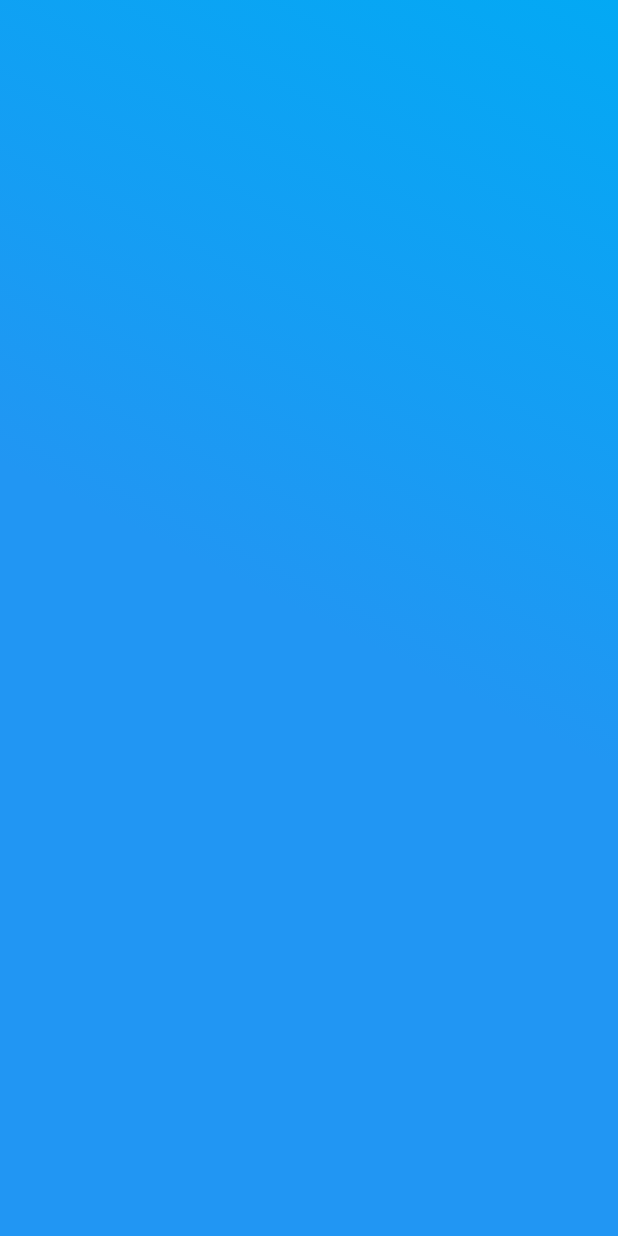
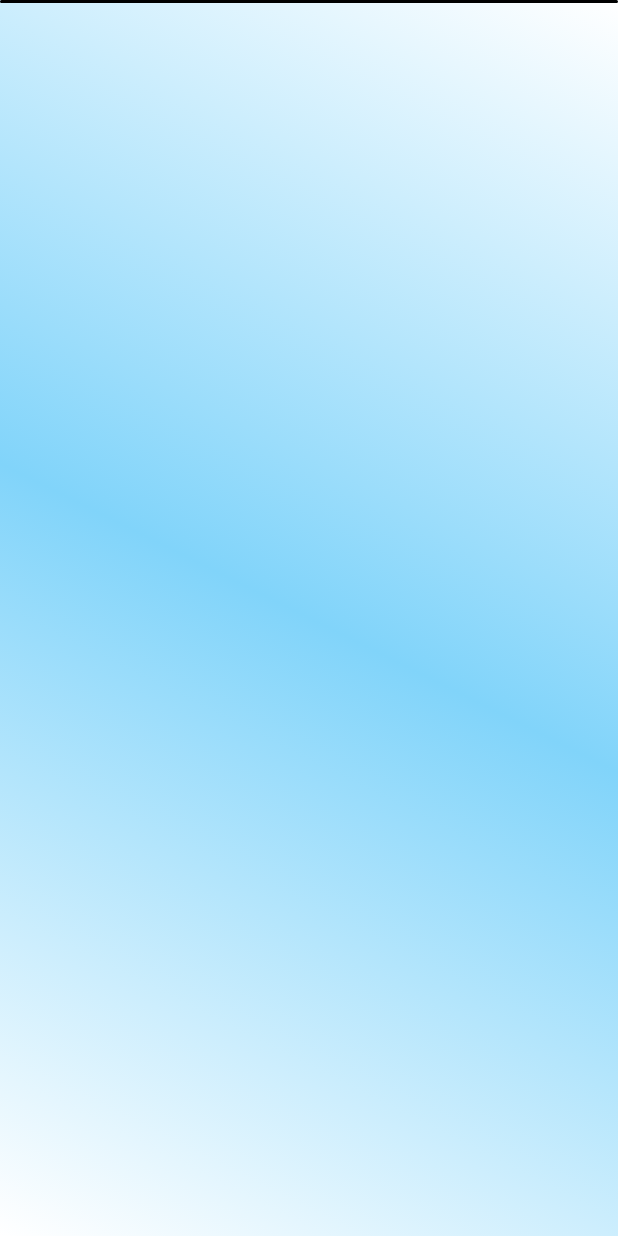
Before and after one commit to yoseptara/simple-contacts-app, a Flutter app: the screen it shows after launch, on a phone screen of 412 x 824 dp. Run offline on Flutter 3.47's test engine with Material 2 defaults, Android fonts, the phone set to English and light mode, and no system bars.

Commit message:
login page progress

```diff
--- a/lib/pages/login_page.dart
+++ b/lib/pages/login_page.dart
@@ -9,18 +9,31 @@ class LoginPage extends StatelessWidget {
   Widget build(BuildContext context) {
     return Scaffold(
       body: Container(
+        width: double.maxFinite,
+        height: double.maxFinite,
         decoration: BoxDecoration(
           gradient: LinearGradient(
             begin: Alignment.topRight,
             end: Alignment.bottomLeft,
             colors: [
-        Colors.lightBlue, // Light blue at the top right
-        Colors.blue,      // Old blue in the middle
-        Colors.blue,      // Old blue again at the bottom left
+              Colors.white, // Light blue at the top right
+              Colors.lightBlue.shade200, // Old blue in the middle
+              Colors.white,
             ],
             // Adjust the stops if needed to control the flow of the gradient
-      stops: [0.0, 0.5, 1.0],
           ),
+        ),
+        child: Column(
+          children: [
+            Container(
+              decoration: BoxDecoration(
+                borderRadius: BorderRadius.all(
+                  Radius.circular(12),
+                ),
+                border: Border.all()
+              ),
+            )
+          ],
         ),
       ),
     );
--- a/pubspec.yaml
+++ b/pubspec.yaml
@@ -35,6 +35,7 @@ dependencies:
   # The following adds the Cupertino Icons font to your application.
   # Use with the CupertinoIcons class for iOS style icons.
   cupertino_icons: ^1.0.2
+  flutter_screenutil: ^5.9.0
 
 dev_dependencies:
   flutter_test:
```
Also changed, not shown: pubspec.lock. Lines whose indentation alone changed are shown as unchanged.
